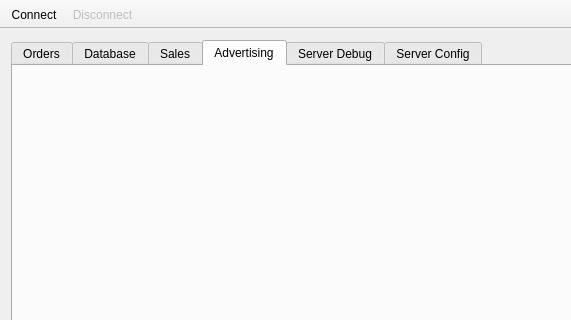
Above: admin/ui/mainwindow.ui from Mateus224/rotable before the change; both pictures show x 0 to 571 and y 0 to 320 of the 750 by 650 pixel window. Below: the same form after it.
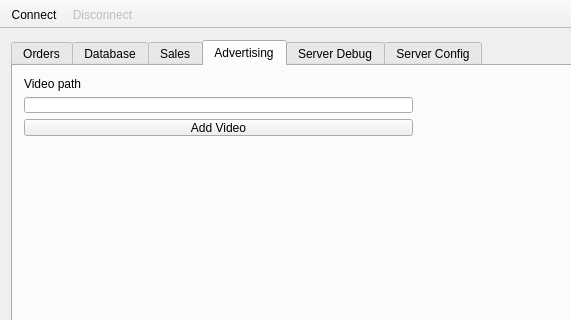
That is the form after the change. The open tabs and pages were chosen to show the change. Icons and pictures are not drawn. Custom widgets are drawn as their Qt base class.

Commit message: started to program windows for adding video

Patch:
```diff
--- a/admin/ui/mainwindow.ui
+++ b/admin/ui/mainwindow.ui
@@ -473,6 +473,48 @@
        <attribute name="title">
         <string>Advertising</string>
        </attribute>
+       <widget class="QWidget" name="verticalLayoutWidget">
+        <property name="geometry">
+         <rect>
+          <x>0</x>
+          <y>0</y>
+          <width>411</width>
+          <height>81</height>
+         </rect>
+        </property>
+        <layout class="QVBoxLayout" name="verticalLayout_8">
+         <property name="sizeConstraint">
+          <enum>QLayout::SetDefaultConstraint</enum>
+         </property>
+         <item>
+          <widget class="QLabel" name="label_3">
+           <property name="text">
+            <string>Video path</string>
+           </property>
+          </widget>
+         </item>
+         <item>
+          <widget class="QLineEdit" name="videoPathLineEdit_2">
+           <property name="enabled">
+            <bool>true</bool>
+           </property>
+           <property name="alignment">
+            <set>Qt::AlignLeading|Qt::AlignLeft|Qt::AlignVCenter</set>
+           </property>
+           <property name="dragEnabled">
+            <bool>true</bool>
+           </property>
+          </widget>
+         </item>
+         <item>
+          <widget class="QPushButton" name="addVideoButton">
+           <property name="text">
+            <string>Add Video</string>
+           </property>
+          </widget>
+         </item>
+        </layout>
+       </widget>
       </widget>
       <widget class="QWidget" name="_tabServerDebug">
        <attribute name="icon">
```
Left out of the diff: 23 changed lines with no effect on the pictures. The commit also changes 11 other files.
